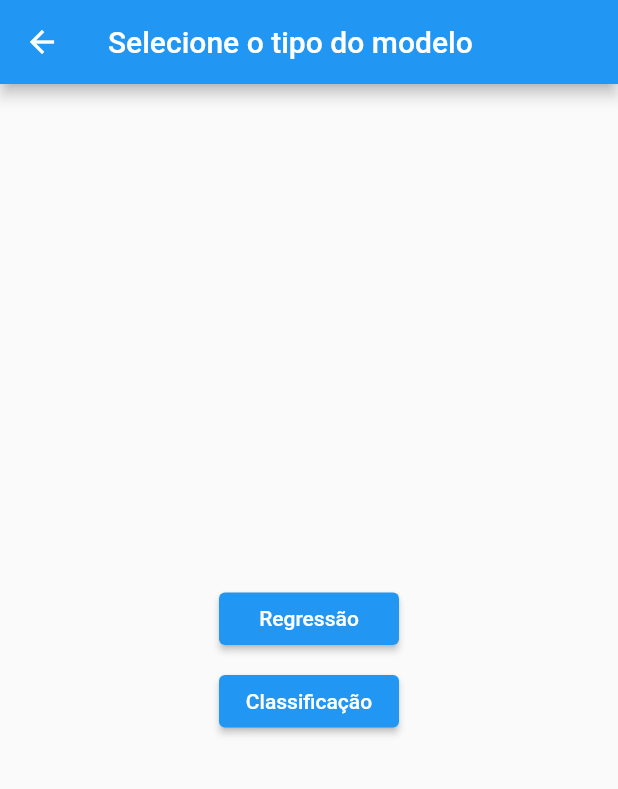
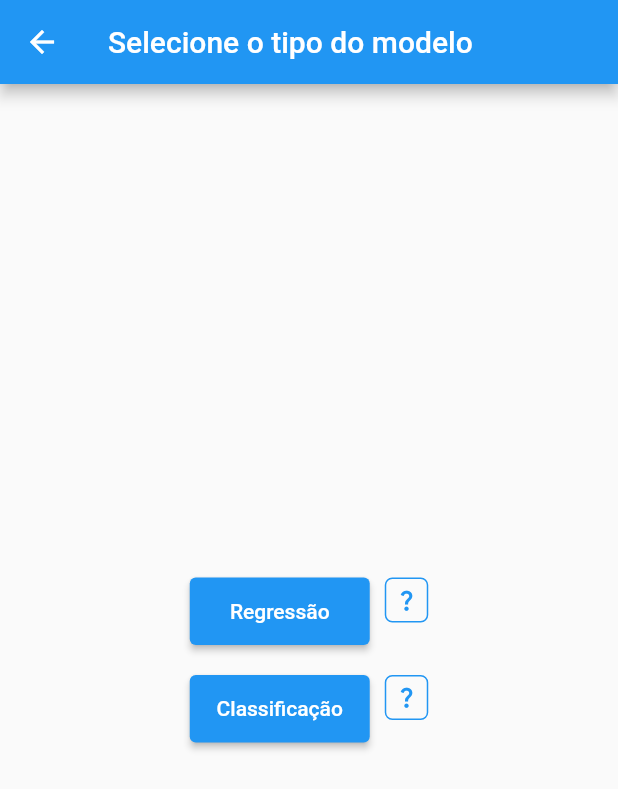
Before and after one commit to Tech-Inside-FP/ML-analytics-Front-end, a Flutter app: the SelectModelPage screen opened directly with empty values, on a phone screen of 412 x 824 dp. Shown: the top 789 px of the screen. Run offline on Flutter 3.47's test engine with Material 2 defaults, Android fonts, the light colour scheme and no system bars; our stand-ins replace charts_flutter, csv, file_picker.

```diff
--- a/ml_analytics/lib/pages/select_model_page.dart
+++ b/ml_analytics/lib/pages/select_model_page.dart
@@ -17,28 +17,24 @@ class SelectModelPage extends StatelessWidget {
         child: Column(
           mainAxisAlignment: MainAxisAlignment.center,
           children: [
-            SizedBox(
-              height: 35,
-              width: 120,
-              child: ElevatedButton(
+            ModelChoice(
               onPressed: () => goToForwardStep(
                 context,
                 ParamInputPage(previewData: previewData),
               ),
-                child: const Text('Regressão'),
-              ),
+              label: 'Regressão',
+              info:
+                  'Regressão é um modelo matemático utilizado para entender a relação entre uma variável dependente\n(que queremos prever) e uma ou mais variáveis independentes (que usamos para fazer a previsão).',
             ),
             const SizedBox(height: 20),
-            SizedBox(
-              height: 35,
-              width: 120,
-              child: ElevatedButton(
+            ModelChoice(
               onPressed: () => goToForwardStep(
                 context,
                 ParamInputPage(previewData: previewData),
               ),
-                child: const Text('Classificação'),
-              ),
+              label: 'Classificação',
+              info:
+                  'Classificação é um tipo de aprendizado de máquina que tem como objetivo identificar a que categoria uma\nnova observação pertence, com base em um conjunto de treinamento de observações já categorizadas.',
             ),
           ],
         ),
@@ -46,3 +42,61 @@ class SelectModelPage extends StatelessWidget {
     );
   }
 }
+
+class ModelChoice extends StatelessWidget {
+  final VoidCallback onPressed;
+  final String label;
+  final String info;
+
+  const ModelChoice({
+    super.key,
+    required this.onPressed,
+    required this.label,
+    required this.info,
+  });
+
+  @override
+  Widget build(BuildContext context) {
+    return SizedBox(
+      height: 45,
+      child: Row(
+        mainAxisAlignment: MainAxisAlignment.center,
+        children: [
+          SizedBox(
+            height: 45,
+            width: 120,
+            child: ElevatedButton(
+              onPressed: onPressed,
+              child: Text(label),
+            ),
+          ),
+          const SizedBox(width: 10),
+          Align(
+            alignment: Alignment.topRight,
+            child: Tooltip(
+              message: info,
+              textAlign: TextAlign.center,
+              textStyle: const TextStyle(fontSize: 14, color: Colors.white),
+              child: Container(
+                height: 30,
+                padding: const EdgeInsets.all(5),
+                decoration: BoxDecoration(
+                  border: Border.all(color: Colors.blue),
+                  borderRadius: BorderRadius.circular(5),
+                ),
+                child: const Align(
+                  alignment: Alignment.center,
+                  child: Icon(
+                    Icons.question_mark,
+                    size: 17,
+                    color: Colors.blue,
+                  ),
+                ),
+              ),
+            ),
+          ),
+        ],
+      ),
+    );
+  }
+}
--- a/ml_analytics/pubspec.yaml
+++ b/ml_analytics/pubspec.yaml
@@ -19,6 +19,7 @@ dependencies:
   path: ^1.8.2
   universal_html: ^2.2.1
   charset_converter: ^2.1.1
+  charts_flutter:
 
 dev_dependencies:
   flutter_test:
```
Also changed, not shown: ml_analytics/lib/pages/model_view_and_download_page.dart (added, +161 -0 lines), ml_analytics/lib/pages/param_output_page.dart (+7 -3 lines), ml_analytics/lib/pages/processing_model_page.dart (added, +234 -0 lines), ml_analytics/pubspec.lock. Lines whose indentation alone changed are shown as unchanged.
